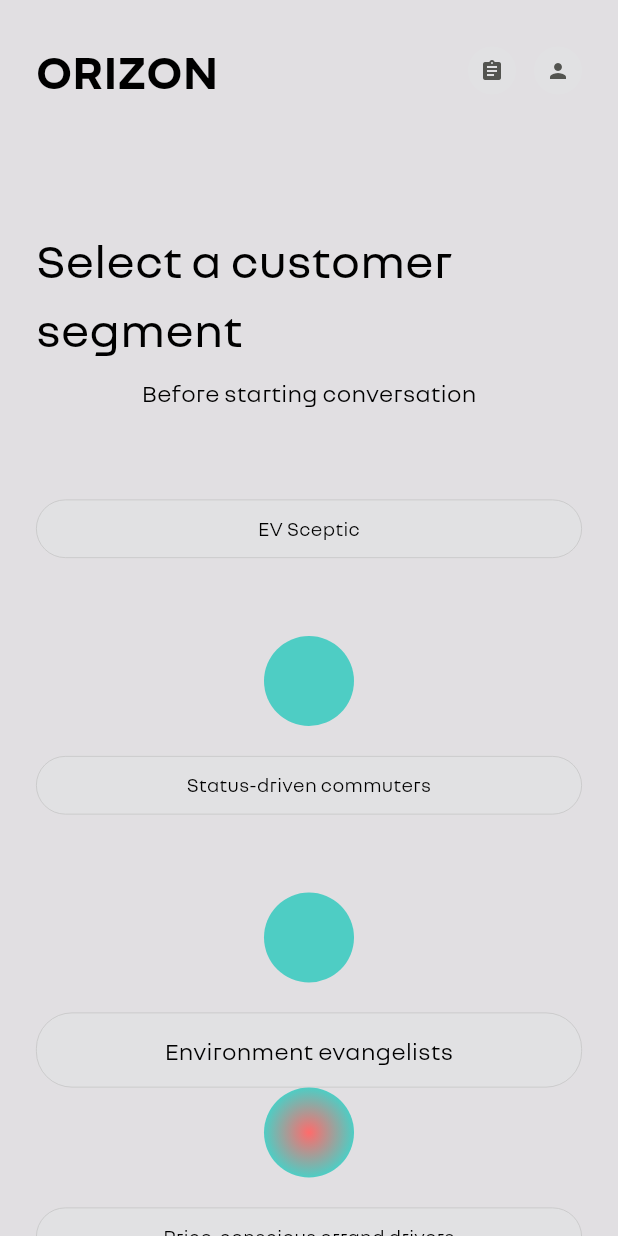
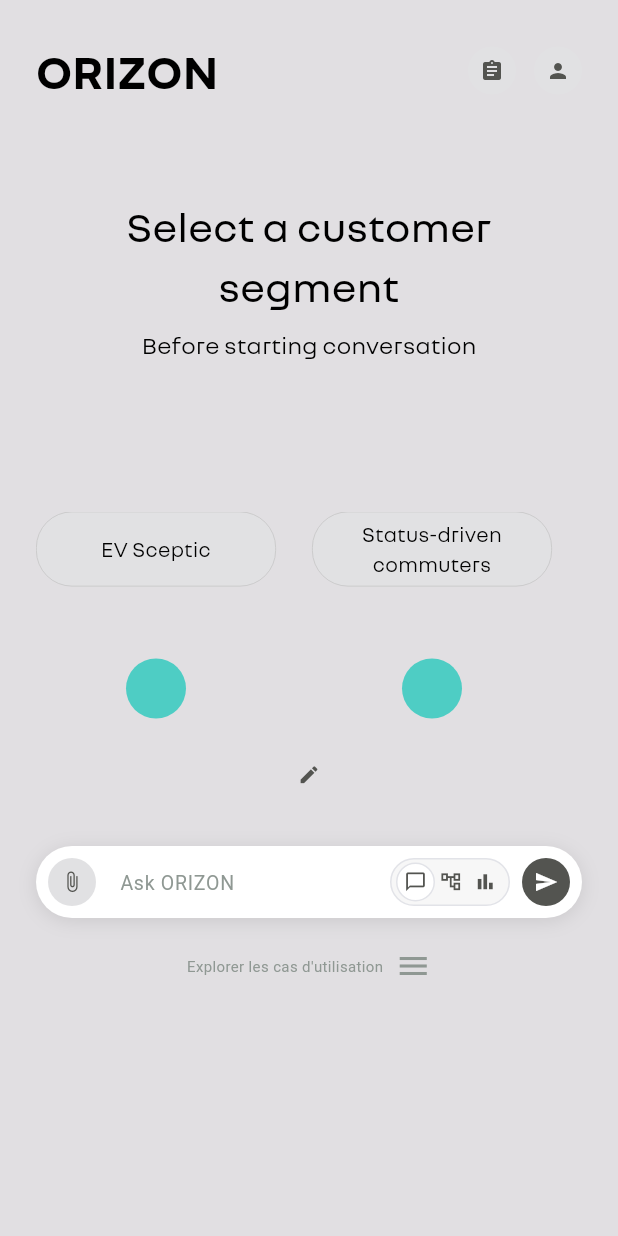
Before and after one commit to AI-POC-SQUAD/rg-dynamic-persona-multi-agent-frontend, a Flutter app: the screen it shows after launch, on a phone screen of 412 x 824 dp. Run offline on Flutter 3.47's test engine with Material 3 defaults, Android fonts, the phone set to English and light mode, and no system bars; missing offline and left inert: dart:html, dart:js; accounts and stored records are empty; statements that could not run were skipped.

Commit message:
Refactor segment selection layout for improved responsiveness and aesthetics

```diff
--- a/app/lib/widgets/orizon_chatbot_page.dart
+++ b/app/lib/widgets/orizon_chatbot_page.dart
@@ -196,10 +196,12 @@ class _OrizonChatBotPageState extends State<OrizonChatBotPage> {
   Widget _buildSegmentSelection() {
     return SafeArea(
       child: SingleChildScrollView(
-        child: Padding(
+        child: Center(
+          child: Container(
+            constraints: const BoxConstraints(maxWidth: 1000),
             padding: const EdgeInsets.all(24.0),
             child: Column(
-            crossAxisAlignment: CrossAxisAlignment.start,
+              crossAxisAlignment: CrossAxisAlignment.center,
               children: [
                 // Header
                 Row(
@@ -224,20 +226,20 @@ class _OrizonChatBotPageState extends State<OrizonChatBotPage> {
                   ],
                 ),
 
-              const SizedBox(height: 80),
+                const SizedBox(height: 60),
 
                 // Title Section
-              const Center(
-                child: Column(
+                const Column(
                   children: [
                     Text(
                       'Select a customer segment',
                       style: TextStyle(
-                        fontSize: 32,
+                        fontSize: 28,
                         fontWeight: FontWeight.normal,
                         fontFamily: 'NouvelR',
                         color: Colors.black,
                       ),
+                      textAlign: TextAlign.center,
                     ),
                     SizedBox(height: 8),
                     Text(
@@ -251,43 +253,45 @@ class _OrizonChatBotPageState extends State<OrizonChatBotPage> {
                     ),
                   ],
                 ),
+
+                const SizedBox(height: 100),
+
+                // Customer Segments - Horizontal Layout
+                SingleChildScrollView(
+                  scrollDirection: Axis.horizontal,
+                  child: Row(
+                    mainAxisAlignment: MainAxisAlignment.center,
+                    crossAxisAlignment: CrossAxisAlignment.start,
+                    children: [
+                      for (int i = 0; i < _segments.length; i++) ...[
+                        _buildSegmentCard(_segments[i]),
+                        if (i < _segments.length - 1) const SizedBox(width: 24),
+                      ],
+                    ],
+                  ),
                 ),
 
-              const SizedBox(height: 60),
+                const SizedBox(height: 30),
 
-              // Customer Segments
-              Center(
-                child: Wrap(
-                  spacing: 20,
-                  runSpacing: 20,
-                  alignment: WrapAlignment.center,
-                  children: _segments
-                      .map((segment) => _buildSegmentCard(segment))
-                      .toList(),
-                ),
+                // Edit Icon
+                const Icon(
+                  Icons.edit,
+                  size: 15,
+                  color: Color(0xFF535450),
                 ),
 
                 const SizedBox(height: 40),
 
-              // Edit Icon
-              const Center(
-                child: Icon(
-                  Icons.edit,
-                  size: 15,
-                  color: Color(0xFF535450),
+                // Chat Input Area
+                Container(
+                  constraints: const BoxConstraints(maxWidth: 600),
+                  child: _buildChatInput(),
                 ),
-              ),
-
-              const SizedBox(height: 80),
-
-              // Chat Input Area
-              _buildChatInput(),
 
                 const SizedBox(height: 20),
 
                 // Explorer text
-              const Center(
-                child: Row(
+                const Row(
                   mainAxisAlignment: MainAxisAlignment.center,
                   children: [
                     Text(
@@ -305,8 +309,8 @@ class _OrizonChatBotPageState extends State<OrizonChatBotPage> {
                     ),
                   ],
                 ),
+              ],
             ),
-            ],
           ),
         ),
       ),
@@ -390,7 +394,12 @@ class _OrizonChatBotPageState extends State<OrizonChatBotPage> {
         Container(
           color: const Color(0xFFE1DFE2),
           padding: const EdgeInsets.all(16),
+          child: Center(
+            child: Container(
+              constraints: const BoxConstraints(maxWidth: 600),
               child: _buildChatInput(),
+            ),
+          ),
         ),
       ],
     );
@@ -417,13 +426,16 @@ class _OrizonChatBotPageState extends State<OrizonChatBotPage> {
     final isEnvironmentEvangelist = segment.id == 'environment_evangelists';
 
     return Column(
+      mainAxisSize: MainAxisSize.min,
       children: [
         // Segment Button
         GestureDetector(
           onTap: () => _selectSegment(segment),
           child: Container(
-            height: isEnvironmentEvangelist ? 50 : 39,
-            padding: const EdgeInsets.symmetric(horizontal: 16),
+            //height: isEnvironmentEvangelist ? 50 : 39,
+            height: 50,
+            constraints: const BoxConstraints(minWidth: 100, maxWidth: 160),
+            padding: const EdgeInsets.symmetric(horizontal: 12),
             decoration: BoxDecoration(
               color: isSelected ? Colors.black : const Color(0xFFE1E1E3),
               borderRadius: BorderRadius.circular(24),
@@ -436,30 +448,35 @@ class _OrizonChatBotPageState extends State<OrizonChatBotPage> {
               child: Text(
                 segment.name,
                 style: TextStyle(
-                  fontSize: isEnvironmentEvangelist ? 16 : 13,
+                  //fontSize: isEnvironmentEvangelist ? 14 : 11,
+                  fontSize: 14,
                   fontWeight: FontWeight.w300,
                   fontFamily: 'NouvelR',
                   color: isSelected ? Colors.white : Colors.black,
                 ),
                 textAlign: TextAlign.center,
+                maxLines: 2,
+                overflow: TextOverflow.ellipsis,
               ),
             ),
           ),
         ),
 
+        const SizedBox(height: 16),
+
         // Connecting Line
-        if (segment.id != 'environment_evangelists')
         Container(
-            height: 36,
+          height: 24,
           width: 1,
           color: const Color(0xFFE1DFE2),
-            margin: const EdgeInsets.symmetric(vertical: 8),
         ),
+
+        const SizedBox(height: 8),
 
         // Sphere/Icon
         Container(
-          width: 60,
-          height: 60,
+          width: 40,
+          height: 40,
           decoration: BoxDecoration(
             shape: BoxShape.circle,
             gradient: segment.id == 'environment_evangelists'
```
Lines whose indentation alone changed are shown as unchanged.
